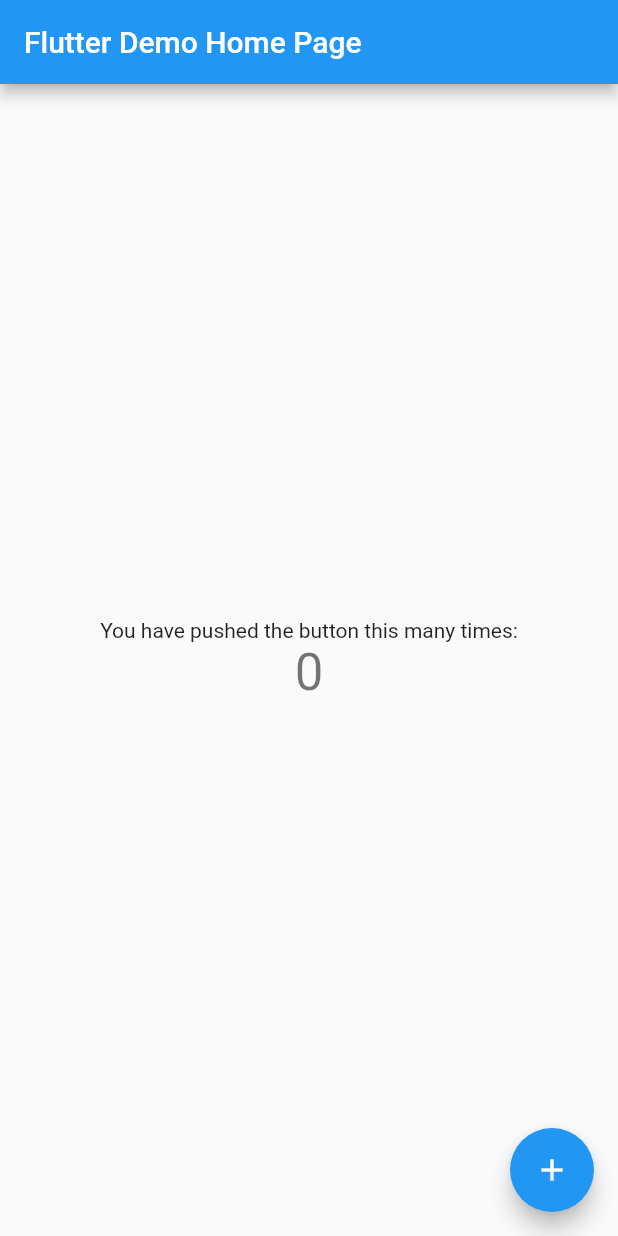
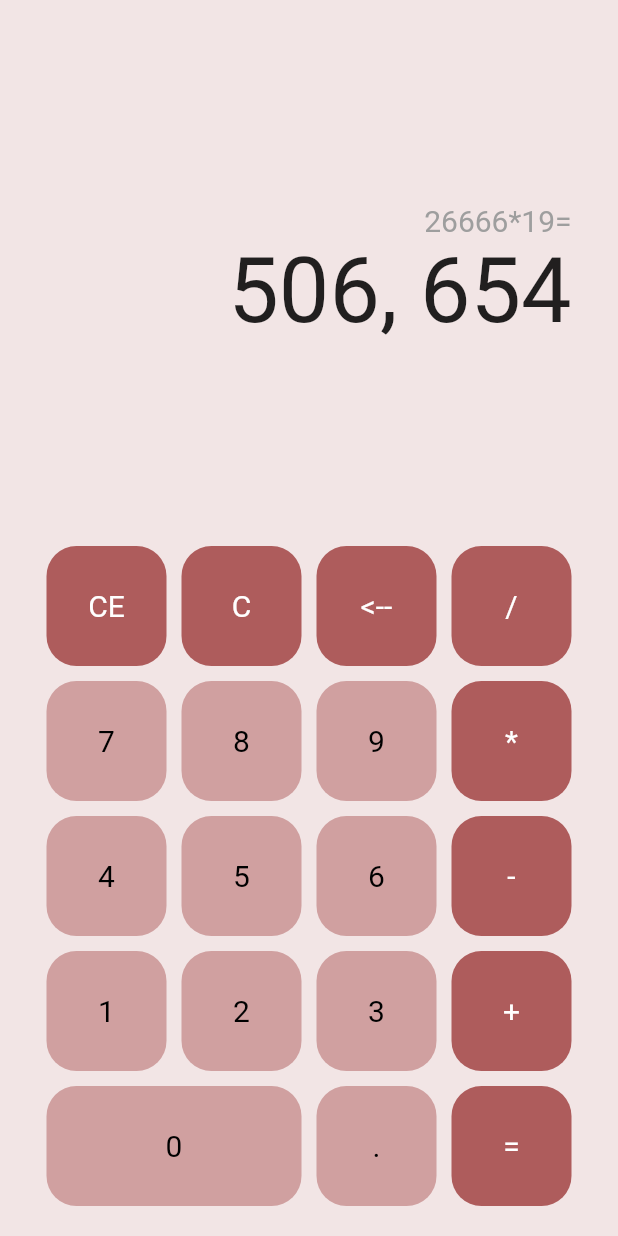
Before and after one commit to IdaresitEmmanuel/simple_flutter_calculator, a Flutter app: the screen it shows after launch, on a phone screen of 412 x 824 dp. Run offline on Flutter 3.47's test engine with Material 2 defaults, Android fonts, the phone set to English and light mode, and no system bars.

Commit message:
calculator base ui

```diff
--- /dev/null
+++ b/lib/calculator.dart
@@ -0,0 +1,50 @@
+import 'package:flutter/material.dart';
+import 'package:simple_calculator/widgets/keypad.dart';
+
+class Calculator extends StatefulWidget {
+  const Calculator({Key? key}) : super(key: key);
+
+  @override
+  State<Calculator> createState() => _CalculatorState();
+}
+
+class _CalculatorState extends State<Calculator> {
+  final subTextController = TextEditingController();
+  final mainTextController = TextEditingController();
+  @override
+  Widget build(BuildContext context) {
+    return MaterialApp(
+      home: Scaffold(
+        backgroundColor: const Color(0xFF800000).withOpacity(.1),
+        body: SafeArea(
+            child: SizedBox(
+          width: double.maxFinite,
+          child: Column(
+            children: [
+              Flexible(
+                child: Container(
+                  width: double.infinity,
+                  margin: const EdgeInsets.symmetric(horizontal: 30.0),
+                  constraints: const BoxConstraints(maxWidth: 350),
+                  child: Column(
+                    mainAxisAlignment: MainAxisAlignment.center,
+                    crossAxisAlignment: CrossAxisAlignment.end,
+                    children: const [
+                      Text("26666*19=",
+                          style: TextStyle(fontSize: 20.0, color: Colors.grey)),
+                      Text(
+                        "506, 654",
+                        style: TextStyle(fontSize: 60.0),
+                      )
+                    ],
+                  ),
+                ),
+              ),
+              const KeyPad()
+            ],
+          ),
+        )),
+      ),
+    );
+  }
+}
--- a/lib/main.dart
+++ b/lib/main.dart
@@ -1,115 +1,6 @@
 import 'package:flutter/material.dart';
+import 'package:simple_calculator/calculator.dart';
 
 void main() {
-  runApp(const MyApp());
+  runApp(const Calculator());
 }
-
-class MyApp extends StatelessWidget {
-  const MyApp({Key? key}) : super(key: key);
-
-  // This widget is the root of your application.
-  @override
-  Widget build(BuildContext context) {
-    return MaterialApp(
-      title: 'Flutter Demo',
-      theme: ThemeData(
-        // This is the theme of your application.
-        //
-        // Try running your application with "flutter run". You'll see the
-        // application has a blue toolbar. Then, without quitting the app, try
-        // changing the primarySwatch below to Colors.green and then invoke
-        // "hot reload" (press "r" in the console where you ran "flutter run",
-        // or simply save your changes to "hot reload" in a Flutter IDE).
-        // Notice that the counter didn't reset back to zero; the application
-        // is not restarted.
-        primarySwatch: Colors.blue,
-      ),
-      home: const MyHomePage(title: 'Flutter Demo Home Page'),
-    );
-  }
-}
-
-class MyHomePage extends StatefulWidget {
-  const MyHomePage({Key? key, required this.title}) : super(key: key);
-
-  // This widget is the home page of your application. It is stateful, meaning
-  // that it has a State object (defined below) that contains fields that affect
-  // how it looks.
-
-  // This class is the configuration for the state. It holds the values (in this
-  // case the title) provided by the parent (in this case the App widget) and
-  // used by the build method of the State. Fields in a Widget subclass are
-  // always marked "final".
-
-  final String title;
-
-  @override
-  State<MyHomePage> createState() => _MyHomePageState();
-}
-
-class _MyHomePageState extends State<MyHomePage> {
-  int _counter = 0;
-
-  void _incrementCounter() {
-    setState(() {
-      // This call to setState tells the Flutter framework that something has
-      // changed in this State, which causes it to rerun the build method below
-      // so that the display can reflect the updated values. If we changed
-      // _counter without calling setState(), then the build method would not be
-      // called again, and so nothing would appear to happen.
-      _counter++;
-    });
-  }
-
-  @override
-  Widget build(BuildContext context) {
-    // This method is rerun every time setState is called, for instance as done
-    // by the _incrementCounter method above.
-    //
-    // The Flutter framework has been optimized to make rerunning build methods
-    // fast, so that you can just rebuild anything that needs updating rather
-    // than having to individually change instances of widgets.
-    return Scaffold(
-      appBar: AppBar(
-        // Here we take the value from the MyHomePage object that was created by
-        // the App.build method, and use it to set our appbar title.
-        title: Text(widget.title),
-      ),
-      body: Center(
-        // Center is a layout widget. It takes a single child and positions it
-        // in the middle of the parent.
-        child: Column(
-          // Column is also a layout widget. It takes a list of children and
-          // arranges them vertically. By default, it sizes itself to fit its
-          // children horizontally, and tries to be as tall as its parent.
-          //
-          // Invoke "debug painting" (press "p" in the console, choose the
-          // "Toggle Debug Paint" action from the Flutter Inspector in Android
-          // Studio, or the "Toggle Debug Paint" command in Visual Studio Code)
-          // to see the wireframe for each widget.
-          //
-          // Column has various properties to control how it sizes itself and
-          // how it positions its children. Here we use mainAxisAlignment to
-          // center the children vertically; the main axis here is the vertical
-          // axis because Columns are vertical (the cross axis would be
-          // horizontal).
-          mainAxisAlignment: MainAxisAlignment.center,
-          children: <Widget>[
-            const Text(
-              'You have pushed the button this many times:',
-            ),
-            Text(
-              '$_counter',
-              style: Theme.of(context).textTheme.headline4,
-            ),
-          ],
-        ),
-      ),
-      floatingActionButton: FloatingActionButton(
-        onPressed: _incrementCounter,
-        tooltip: 'Increment',
-        child: const Icon(Icons.add),
-      ), // This trailing comma makes auto-formatting nicer for build methods.
-    );
-  }
-}
--- /dev/null
+++ b/lib/widgets/keypad.dart
@@ -0,0 +1,359 @@
+import 'package:flutter/material.dart';
+// import 'package:function_tree/function_tree.dart';
+
+class KeyPad extends StatefulWidget {
+  const KeyPad({Key? key}) : super(key: key);
+
+  @override
+  State<KeyPad> createState() => _KeyPadState();
+}
+
+class _KeyPadState extends State<KeyPad> {
+  @override
+  Widget build(BuildContext context) {
+    return Container(
+      margin: const EdgeInsets.symmetric(horizontal: 30.0),
+      padding: const EdgeInsets.only(bottom: 20.0),
+      child: Column(
+        children: [
+          Container(
+            constraints: const BoxConstraints(maxWidth: 350),
+            child: Row(
+              mainAxisAlignment: MainAxisAlignment.spaceBetween,
+              mainAxisSize: MainAxisSize.max,
+              children: [
+                GestureDetector(
+                  onTap: () {
+                    // var expression = "4 + 5";
+                    // print(expression.interpret());
+                  },
+                  child: Container(
+                    constraints:
+                        const BoxConstraints(maxWidth: 80, maxHeight: 80),
+                    decoration: BoxDecoration(
+                        color: const Color(0xFF800000).withOpacity(.6),
+                        borderRadius: BorderRadius.circular(20.0)),
+                    child: const Center(
+                      child: Text(
+                        "CE",
+                        style: TextStyle(color: Colors.white, fontSize: 20.0),
+                      ),
+                    ),
+                  ),
+                ),
+                Container(
+                  constraints:
+                      const BoxConstraints(maxWidth: 80, maxHeight: 80),
+                  decoration: BoxDecoration(
+                      color: const Color(0xFF800000).withOpacity(.6),
+                      borderRadius: BorderRadius.circular(20.0)),
+                  child: const Center(
+                    child: Text(
+                      "C",
+                      style: TextStyle(color: Colors.white, fontSize: 20.0),
+                    ),
+                  ),
+                ),
+                Container(
+                  // height: 80,
+                  // width: 80,
+                  constraints:
+                      const BoxConstraints(maxWidth: 80, maxHeight: 80),
+                  decoration: BoxDecoration(
+                      color: const Color(0xFF800000).withOpacity(.6),
+                      borderRadius: BorderRadius.circular(20.0)),
+                  child: const Center(
+                    child: Text(
+                      "<--",
+                      style: TextStyle(color: Colors.white, fontSize: 20.0),
+                    ),
+                  ),
+                ),
+                Container(
+                  // height: 80,
+                  // width: 80,
+                  constraints:
+                      const BoxConstraints(maxWidth: 80, maxHeight: 80),
+                  decoration: BoxDecoration(
+                      color: const Color(0xFF800000).withOpacity(.6),
+                      borderRadius: BorderRadius.circular(20.0)),
+                  child: const Center(
+                    child: Text(
+                      "/",
+                      style: TextStyle(color: Colors.white, fontSize: 20.0),
+                    ),
+                  ),
+                ),
+              ],
+            ),
+          ),
+          const SizedBox(height: 10.0),
+          Container(
+            constraints: const BoxConstraints(maxWidth: 350.0),
+            child: Row(
+              mainAxisAlignment: MainAxisAlignment.spaceBetween,
+              mainAxisSize: MainAxisSize.max,
+              children: [
+                Container(
+                  // height: 80,
+                  // width: 80,
+                  constraints:
+                      const BoxConstraints(maxWidth: 80, maxHeight: 80),
+                  decoration: BoxDecoration(
+                      color: const Color(0xFF800000).withOpacity(.3),
+                      borderRadius: BorderRadius.circular(20.0)),
+                  child: const Center(
+                    child: Text(
+                      "7",
+                      style: TextStyle(color: Colors.black, fontSize: 20.0),
+                    ),
+                  ),
+                ),
+                Container(
+                  // height: 80,
+                  // width: 80,
+                  constraints:
+                      const BoxConstraints(maxWidth: 80, maxHeight: 80),
+                  decoration: BoxDecoration(
+                      color: const Color(0xFF800000).withOpacity(.3),
+                      borderRadius: BorderRadius.circular(20.0)),
+                  child: const Center(
+                    child: Text(
+                      "8",
+                      style: TextStyle(color: Colors.black, fontSize: 20.0),
+                    ),
+                  ),
+                ),
+                Container(
+                  // height: 80,
+                  // width: 80,
+                  constraints:
+                      const BoxConstraints(maxWidth: 80, maxHeight: 80),
+                  decoration: BoxDecoration(
+                      color: const Color(0xFF800000).withOpacity(.3),
+                      borderRadius: BorderRadius.circular(20.0)),
+                  child: const Center(
+                    child: Text(
+                      "9",
+                      style: TextStyle(color: Colors.black, fontSize: 20.0),
+                    ),
+                  ),
+                ),
+                Container(
+                  // height: 80,
+                  // width: 80,
+                  constraints:
+                      const BoxConstraints(maxWidth: 80, maxHeight: 80),
+                  decoration: BoxDecoration(
+                      color: const Color(0xFF800000).withOpacity(.6),
+                      borderRadius: BorderRadius.circular(20.0)),
+                  child: const Center(
+                    child: Text(
+                      "*",
+                      style: TextStyle(color: Colors.white, fontSize: 20.0),
+                    ),
+                  ),
+                ),
+              ],
+            ),
+          ),
+          const SizedBox(height: 10.0),
+          Container(
+            constraints: const BoxConstraints(maxWidth: 350.0),
+            child: Row(
+              mainAxisAlignment: MainAxisAlignment.spaceBetween,
+              mainAxisSize: MainAxisSize.max,
+              children: [
+                Container(
+                  // height: 80,
+                  // width: 80,
+                  constraints:
+                      const BoxConstraints(maxWidth: 80, maxHeight: 80),
+                  decoration: BoxDecoration(
+                      color: const Color(0xFF800000).withOpacity(.3),
+                      borderRadius: BorderRadius.circular(20.0)),
+                  child: const Center(
+                    child: Text(
+                      "4",
+                      style: TextStyle(color: Colors.black, fontSize: 20.0),
+                    ),
+                  ),
+                ),
+                Container(
+                  // height: 80,
+                  // width: 80,
+                  constraints:
+                      const BoxConstraints(maxWidth: 80, maxHeight: 80),
+                  decoration: BoxDecoration(
+                      color: const Color(0xFF800000).withOpacity(.3),
+                      borderRadius: BorderRadius.circular(20.0)),
+                  child: const Center(
+                    child: Text(
+                      "5",
+                      style: TextStyle(color: Colors.black, fontSize: 20.0),
+                    ),
+                  ),
+                ),
+                Container(
+                  // height: 80,
+                  // width: 80,
+                  constraints:
+                      const BoxConstraints(maxWidth: 80, maxHeight: 80),
+                  decoration: BoxDecoration(
+                      color: const Color(0xFF800000).withOpacity(.3),
+                      borderRadius: BorderRadius.circular(20.0)),
+                  child: const Center(
+                    child: Text(
+                      "6",
+                      style: TextStyle(color: Colors.black, fontSize: 20.0),
+                    ),
+                  ),
+                ),
+                Container(
+                  // height: 80,
+                  // width: 80,
+                  constraints:
+                      const BoxConstraints(maxWidth: 80, maxHeight: 80),
+                  decoration: BoxDecoration(
+                      color: const Color(0xFF800000).withOpacity(.6),
+                      borderRadius: BorderRadius.circular(20.0)),
+                  child: const Center(
+                    child: Text(
+                      "-",
+                      style: TextStyle(color: Colors.white, fontSize: 20.0),
+                    ),
+                  ),
+                ),
+              ],
+            ),
+          ),
+          const SizedBox(height: 10.0),
+          Container(
+            constraints: const BoxConstraints(maxWidth: 350.0),
+            child: Row(
+              mainAxisAlignment: MainAxisAlignment.spaceBetween,
+              mainAxisSize: MainAxisSize.max,
+              children: [
+                Container(
+                  // height: 80,
+                  // width: 80,
+                  constraints:
+                      const BoxConstraints(maxWidth: 80, maxHeight: 80),
+                  decoration: BoxDecoration(
+                      color: const Color(0xFF800000).withOpacity(.3),
+                      borderRadius: BorderRadius.circular(20.0)),
+                  child: const Center(
+                    child: Text(
+                      "1",
+                      style: TextStyle(color: Colors.black, fontSize: 20.0),
+                    ),
+                  ),
+                ),
+                Container(
+                  // height: 80,
+                  // width: 80,
+                  constraints:
+                      const BoxConstraints(maxWidth: 80, maxHeight: 80),
+                  decoration: BoxDecoration(
+                      color: const Color(0xFF800000).withOpacity(.3),
+                      borderRadius: BorderRadius.circular(20.0)),
+                  child: const Center(
+                    child: Text(
+                      "2",
+                      style: TextStyle(color: Colors.black, fontSize: 20.0),
+                    ),
+                  ),
+                ),
+                Container(
+                  // height: 80,
+                  // width: 80,
+                  constraints:
+                      const BoxConstraints(maxWidth: 80, maxHeight: 80),
+                  decoration: BoxDecoration(
+                      color: const Color(0xFF800000).withOpacity(.3),
+                      borderRadius: BorderRadius.circular(20.0)),
+                  child: const Center(
+                    child: Text(
+                      "3",
+                      style: TextStyle(color: Colors.black, fontSize: 20.0),
+                    ),
+                  ),
+                ),
+                Container(
+                  // height: 80,
+                  // width: 80,
+                  constraints:
+                      const BoxConstraints(maxWidth: 80, maxHeight: 80),
+                  decoration: BoxDecoration(
+                      color: const Color(0xFF800000).withOpacity(.6),
+                      borderRadius: BorderRadius.circular(20.0)),
+                  child: const Center(
+                    child: Text(
+                      "+",
+                      style: TextStyle(color: Colors.white, fontSize: 20.0),
+                    ),
+                  ),
+                ),
+              ],
+            ),
+          ),
+          const SizedBox(height: 10.0),
+          Container(
+            constraints: const BoxConstraints(maxWidth: 350.0),
+            child: Row(
+              mainAxisAlignment: MainAxisAlignment.spaceBetween,
+              mainAxisSize: MainAxisSize.max,
+              children: [
+                Container(
+                  // height: 80,
+                  // width: 80,
+                  constraints:
+                      const BoxConstraints(maxWidth: 170, maxHeight: 80),
+                  decoration: BoxDecoration(
+                      color: const Color(0xFF800000).withOpacity(.3),
+                      borderRadius: BorderRadius.circular(20.0)),
+                  child: const Center(
+                    child: Text(
+                      "0",
+                      style: TextStyle(color: Colors.black, fontSize: 20.0),
+                    ),
+                  ),
+                ),
+                Container(
+                  // height: 80,
+                  // width: 80,
+                  constraints:
+                      const BoxConstraints(maxWidth: 80, maxHeight: 80),
+                  decoration: BoxDecoration(
+                      color: const Color(0xFF800000).withOpacity(.3),
+                      borderRadius: BorderRadius.circular(20.0)),
+                  child: const Center(
+                    child: Text(
+                      ".",
+                      style: TextStyle(color: Colors.black, fontSize: 20.0),
+                    ),
+                  ),
+                ),
+                Container(
+                  // height: 80,
+                  // width: 80,
+                  constraints:
+                      const BoxConstraints(maxWidth: 80, maxHeight: 80),
+                  decoration: BoxDecoration(
+                      color: const Color(0xFF800000).withOpacity(.6),
+                      borderRadius: BorderRadius.circular(20.0)),
+                  child: const Center(
+                    child: Text(
+                      "=",
+                      style: TextStyle(color: Colors.white, fontSize: 20.0),
+                    ),
+                  ),
+                ),
+              ],
+            ),
+          ),
+        ],
+      ),
+    );
+  }
+}
--- a/pubspec.yaml
+++ b/pubspec.yaml
@@ -34,6 +34,7 @@ dependencies:
   # The following adds the Cupertino Icons font to your application.
   # Use with the CupertinoIcons class for iOS style icons.
   cupertino_icons: ^1.0.2
+  function_tree: ^0.8.12
 
 dev_dependencies:
   flutter_test:
```
Also changed, not shown: pubspec.lock, 1 other file.
